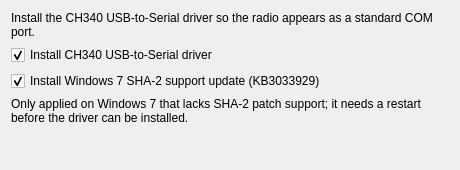
Above: installer/source/packages/ch340driver/meta/drivercheck.ui from NotchBrown/Industrial-Data-Radio-PLC-18SPR-Software before the change. Below: the same form after it.
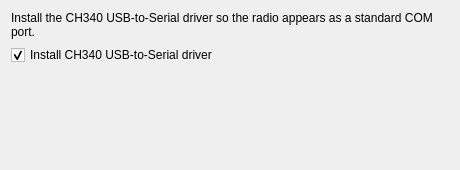
That is the form after the change.

Commit message: auto-detect sha2 patch

Patch:
```diff
--- a/installer/source/packages/ch340driver/meta/drivercheck.ui
+++ b/installer/source/packages/ch340driver/meta/drivercheck.ui
@@ -34,26 +34,6 @@
      </property>
     </widget>
    </item>
-   <item>
-    <widget class="QCheckBox" name="checkPatchBox">
-     <property name="text">
-      <string>Install Windows 7 SHA-2 support update (KB3033929)</string>
-     </property>
-     <property name="checked">
-      <bool>true</bool>
-     </property>
-    </widget>
-   </item>
-   <item>
-    <widget class="QLabel" name="lblPatch">
-     <property name="text">
-      <string>Only applied on Windows 7 that lacks SHA-2 patch support; it needs a restart before the driver can be installed.</string>
-     </property>
-     <property name="wordWrap">
-      <bool>true</bool>
-     </property>
-    </widget>
-   </item>
    <item>
     <spacer name="verticalSpacer">
      <property name="orientation">
```
The commit also changes 2 other files.
